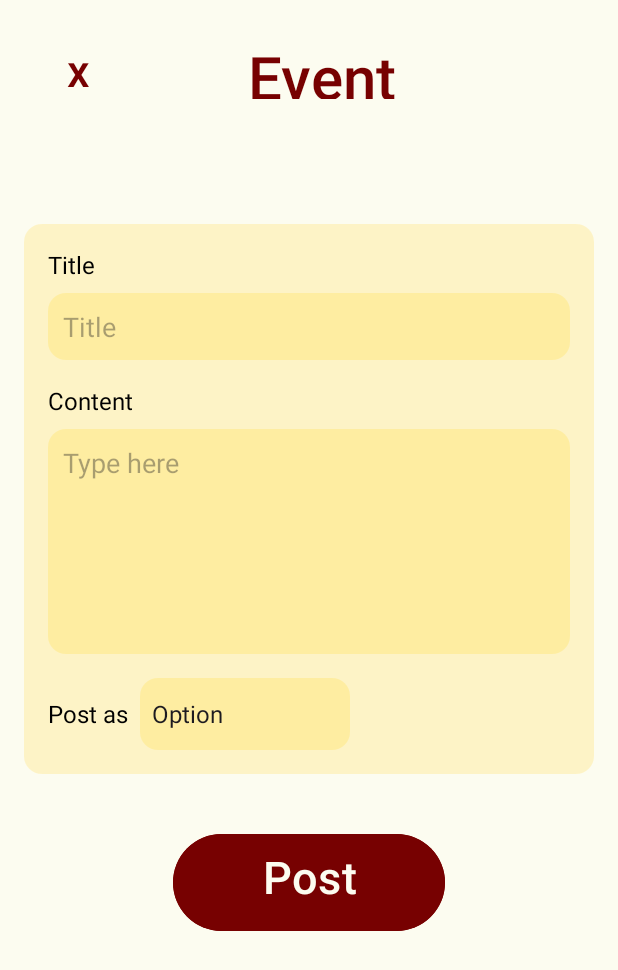
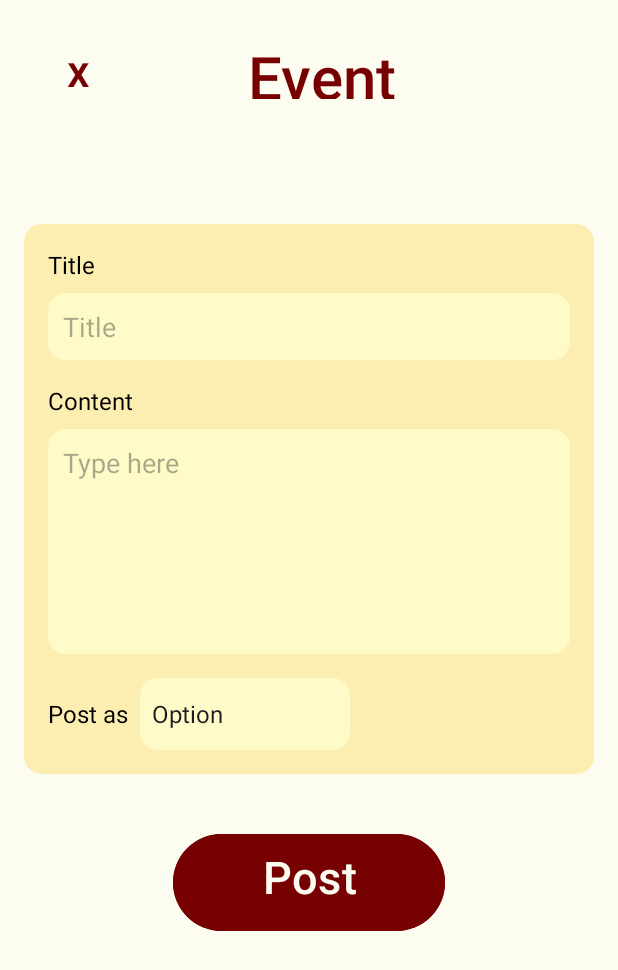
Before and after one commit to hydroxidee/tree_hole, an Android app: the PostEvent screen opened directly, with no data from a screen before it, on a phone screen of 412 x 824 dp. Shown: the top 970 px of the screen. Run offline under Robolectric (Android 15) with nearby library versions, the phone set to English and light mode, and no system bars; our stand-ins replace Firebase (no records; nobody signed in at launch, a user with empty details on screens opened directly).

Commit message:
more color updates

```diff
--- a/app/src/main/res/layout/post_event.xml
+++ b/app/src/main/res/layout/post_event.xml
@@ -48,7 +48,7 @@
         android:layout_height="wrap_content"
         android:layout_marginTop="72dp"
         android:background="@drawable/round_corner"
-        android:backgroundTint="@color/semi_transparent_yellow"
+        android:backgroundTint="@color/semi_transparent_darkyellow"
         android:orientation="vertical"
         android:padding="16dp"
         app:layout_constraintEnd_toEndOf="parent"
@@ -70,7 +70,7 @@
             android:layout_height="wrap_content"
             android:layout_marginTop="8dp"
             android:background="@drawable/round_corner"
-            android:backgroundTint="@color/semi_transparent_darkyellow"
+            android:backgroundTint="@color/lightyellow"
             android:hint="Title"
             android:padding="10dp" />
 
@@ -89,7 +89,7 @@
             android:layout_height="150dp"
             android:layout_marginTop="8dp"
             android:background="@drawable/round_corner"
-            android:backgroundTint="@color/semi_transparent_darkyellow"
+            android:backgroundTint="@color/lightyellow"
             android:gravity="top"
             android:hint="Type here"
             android:padding="10dp" />
@@ -114,7 +114,7 @@
                 android:layout_height="48dp"
                 android:layout_marginStart="8dp"
                 android:background="@drawable/round_corner"
-                android:backgroundTint="@color/semi_transparent_darkyellow" />
+                android:backgroundTint="@color/lightyellow" />
         </LinearLayout>
     </LinearLayout>
 
--- a/app/src/main/res/layout/profile_page.xml
+++ b/app/src/main/res/layout/profile_page.xml
@@ -54,7 +54,7 @@
     <TextView
         android:layout_width="362dp"
         android:layout_height="38dp"
-        android:background="@color/yellow"
+        android:background="@color/semi_transparent_yellow"
         android:gravity="center"
         android:textSize="50sp"
         android:typeface="sans"
@@ -165,7 +165,7 @@
     <TextView
         android:layout_width="367dp"
         android:layout_height="145dp"
-        android:background="@color/yellow"
+        android:background="@color/semi_transparent_yellow"
         android:gravity="center"
         android:textSize="50sp"
         android:typeface="sans"
--- a/app/src/main/res/values/colors.xml
+++ b/app/src/main/res/values/colors.xml
@@ -5,10 +5,11 @@
     <color name="red">#990000</color>
     <color name="darkred">#770101</color>
     <color name="yellow">#f7f3ad</color>
+    <color name="lightyellow">#FFFBC9</color>
     <color name="semi_transparent_white">#80FFFFFF</color>
     <color name="semi_transparent_yellow">#80FFEC9D</color>
-    <color name="semi_transparent_darkyellow">#80FFE77F</color>
-    <color name="academicColor">#80c78252</color> <!-- 50% transparent -->
-    <color name="eventColor">#80d8bfe3</color>    <!-- 50% transparent -->
-    <color name="lifeColor">#80b1e3b9</color>     <!-- 50% transparent -->
+    <color name="semi_transparent_darkyellow">#80FBE272</color>
+    <color name="academicColor">#80E7A291</color> <!-- 50% transparent -->
+    <color name="eventColor">#80E1CCE9</color>    <!-- 50% transparent -->
+    <color name="lifeColor">#80C2E9C8</color>     <!-- 50% transparent -->
 </resources>
```
Also changed, not shown: app/src/main/res/layout/post_academic.xml (+4 -4 lines), app/src/main/res/layout/post_detail.xml (+4 -4 lines), app/src/main/res/layout/post_life.xml (+4 -4 lines).
